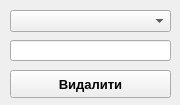
Before: the Qt Designer form deleting.ui in Instrate/Python_ODBC_Lab, drawn with Qt 5.
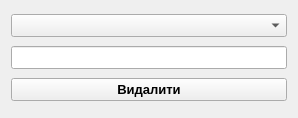
After: the same form once the commit is applied.

The edit to the form file:
```diff
--- a/deleting.ui
+++ b/deleting.ui
@@ -6,8 +6,8 @@
    <rect>
     <x>0</x>
     <y>0</y>
-    <width>180</width>
-    <height>105</height>
+    <width>298</width>
+    <height>118</height>
    </rect>
   </property>
   <property name="font">
@@ -21,39 +21,21 @@
   <property name="windowTitle">
    <string>Видалення</string>
   </property>
-  <widget class="QPushButton" name="buttonDelete">
-   <property name="geometry">
-    <rect>
-     <x>10</x>
-     <y>70</y>
-     <width>161</width>
-     <height>28</height>
-    </rect>
-   </property>
-   <property name="text">
-    <string>Видалити</string>
-   </property>
-  </widget>
-  <widget class="QComboBox" name="comboAttribute">
-   <property name="geometry">
-    <rect>
-     <x>10</x>
-     <y>10</y>
-     <width>161</width>
-     <height>22</height>
-    </rect>
-   </property>
-  </widget>
-  <widget class="QLineEdit" name="lineInput">
-   <property name="geometry">
-    <rect>
-     <x>10</x>
-     <y>40</y>
-     <width>161</width>
-     <height>21</height>
-    </rect>
-   </property>
-  </widget>
+  <layout class="QGridLayout" name="gridLayout">
+   <item row="0" column="0">
+    <widget class="QComboBox" name="comboAttribute"/>
+   </item>
+   <item row="1" column="0">
+    <widget class="QLineEdit" name="lineInput"/>
+   </item>
+   <item row="2" column="0">
+    <widget class="QPushButton" name="buttonDelete">
+     <property name="text">
+      <string>Видалити</string>
+     </property>
+    </widget>
+   </item>
+  </layout>
  </widget>
  <resources/>
  <connections/>
```
